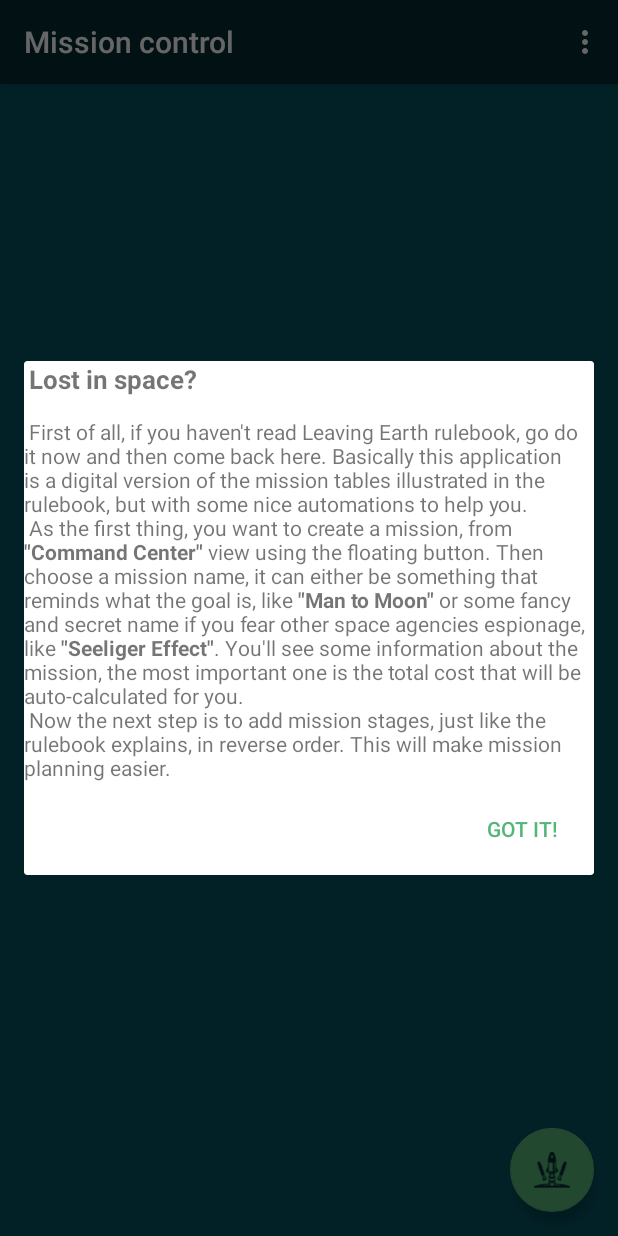
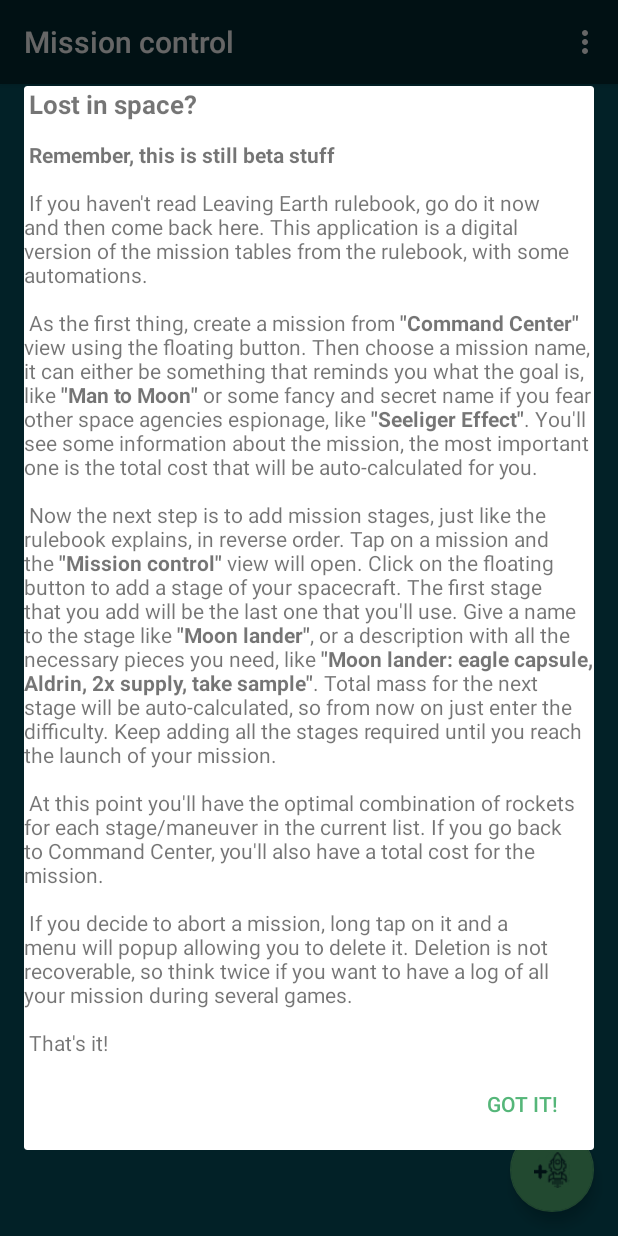
Before and after one commit to Need2Revolt/LEMP, an Android app: the MissionDetailsActivity screen opened directly, with no data from a screen before it, in the options menu, after a tap on "Huston, we have a problem!", on a phone screen of 412 x 824 dp. Run offline under Robolectric (Android 15) with nearby library versions, the phone set to English and light mode, and no system bars; libraries missing offline, so code that uses them is left out: org.greenrobot.greendao; 4 statements that could not run were skipped.

Commit message:
New Icons, New help text, about improvements
plus some other minor fixes...

```diff
--- a/app/src/main/res/layout/about_popup.xml
+++ b/app/src/main/res/layout/about_popup.xml
@@ -17,5 +17,5 @@
         android:id="@+id/imageView"
         android:layout_width="match_parent"
         android:layout_height="match_parent"
-        app:srcCompat="@mipmap/cmp" />
+        app:srcCompat="@drawable/carnospace_flag_small" />
 </LinearLayout>
--- a/app/src/main/res/layout/activity_mission_details.xml
+++ b/app/src/main/res/layout/activity_mission_details.xml
@@ -31,7 +31,6 @@
         android:layout_margin="@dimen/fab_margin"
         android:tint="@color/colorPrimaryDark"
         app:fabSize="normal"
-        android:scaleType="center"
-        app:srcCompat="@drawable/new_stage" />
+        app:srcCompat="@drawable/new_stage_2" />
 
 </android.support.design.widget.CoordinatorLayout>
--- a/app/src/main/res/layout/activity_missions_lister.xml
+++ b/app/src/main/res/layout/activity_missions_lister.xml
@@ -30,8 +30,7 @@
         android:layout_gravity="bottom|end"
         android:layout_margin="@dimen/fab_margin"
         android:tint="@color/colorPrimaryDark"
-        app:srcCompat="@drawable/new_mission"
         app:fabSize="normal"
-        android:scaleType="center" />
+        app:srcCompat="@drawable/new_mission_2" />
 
 </android.support.design.widget.CoordinatorLayout>
--- a/app/src/main/res/layout/help_popup.xml
+++ b/app/src/main/res/layout/help_popup.xml
@@ -5,11 +5,24 @@
     android:layout_width="match_parent"
     android:layout_height="match_parent"
     android:orientation="vertical"
+    app:layout_collapseMode="pin"
     app:layout_scrollFlags="scroll">
 
-    <TextView
-        android:id="@+id/helpTextView"
+    <android.support.v4.widget.NestedScrollView
         android:layout_width="match_parent"
-        android:layout_height="wrap_content"
-        android:text="@string/help_text" />
+        android:layout_height="match_parent">
+
+        <LinearLayout
+            android:layout_width="match_parent"
+            android:layout_height="wrap_content"
+            android:orientation="vertical" >
+
+            <TextView
+                android:id="@+id/helpTextView"
+                android:layout_width="match_parent"
+                android:layout_height="wrap_content"
+                android:text="@string/help_text" />
+        </LinearLayout>
+    </android.support.v4.widget.NestedScrollView>
+
 </LinearLayout>
--- a/app/src/main/res/values/strings.xml
+++ b/app/src/main/res/values/strings.xml
@@ -23,21 +23,44 @@
         <a href="https://github.com/Need2Revolt/LEMP">https://github.com/Need2Revolt/LEMP</a>\n
         <a href="https://bitbucket.org/Need2Revolt/lemp/">https://bitbucket.org/Need2Revolt/lemp/</a>\n
         \nAll Leaving Earth related stuffs are copyright of <a href="https://www.lumenaris.com/about.html">The Lumenaris Group inc.</a>\n
+        \nFAB icons made by <a href="http://www.flaticon.com/authors/eucalyp">Eucalyp</a>
+        and by <a href="http://www.flaticon.com/authors/smartline">Smartline</a>
+        from <a href="http://www.flaticon.com">www.flaticon.com</a>,  licensed
+        by <a href="http://creativecommons.org/licenses/by/3.0/">CC 3.0 BY</a>
         \n
-        \n</string>
+        \n
+    </string>
 
     <string name="help_text">
-        <big><b>Lost in space?</b></big>\n\n
-        First of all, if you haven\'t read Leaving Earth rulebook, go do it now and then come back
-        here. Basically this application is a digital version of the mission tables illustrated in
-        the rulebook, but with some nice automations to help you.\n
-        As the first thing, you want to create a mission, from <b>\"Command Center\"</b> view
-        using the floating button. Then choose a mission name, it can either be something that reminds
+        <big><b>Lost in space?</b></big>
+        \n\n
+        <b>Remember, this is still beta stuff</b>
+        \n\n
+        If you haven\'t read Leaving Earth rulebook, go do it now and then come back here. This application is a digital
+        version of the mission tables from the rulebook, with some automations.
+        \n\n
+        As the first thing, create a mission from <b>\"Command Center\"</b> view
+        using the floating button. Then choose a mission name, it can either be something that reminds you
         what the goal is, like <b>\"Man to Moon\"</b> or some fancy and secret name if you fear other space
         agencies espionage, like <b>\"Seeliger Effect\"</b>. You\'ll see some information about the mission,
-        the most important one is the total cost that will be auto-calculated for you.\n
+        the most important one is the total cost that will be auto-calculated for you.
+        \n\n
         Now the next step is to add mission stages, just like the rulebook explains, in reverse order.
-        This will make mission planning easier.
+        Tap on a mission and the <b>\"Mission control\"</b> view will open. Click on the floating
+        button to add a stage of your spacecraft. The first stage that you add will be the last one that
+        you\'ll use. Give a name to the stage like <b>\"Moon lander\"</b>, or a description with
+        all the necessary pieces you need, like <b>\"Moon lander: eagle capsule, Aldrin, 2x supply, take sample\"</b>.
+        Total mass for the next stage will be auto-calculated, so from now on just enter the difficulty.
+        Keep adding all the stages required until you reach the launch of your mission.
+        \n\n
+        At this point you\'ll have the optimal combination of rockets for each stage/maneuver in the current list.
+        If you go back to Command Center, you\'ll also have a total cost for the mission.
+        \n\n
+        If you decide to abort a mission, long tap on it and a menu will popup allowing you to delete it.
+        Deletion is not recoverable, so think twice if you want to have a log of all your mission during
+        several games.
+        \n\n
+        That\'s it!
 
     </string>
 </resources>
```
Also changed, not shown: app/src/main/res/drawable/carnospace_flag_small.png (added), app/src/main/res/drawable/carnosplash.png, app/src/main/res/drawable/new_mission_2.png (added), app/src/main/res/drawable/new_stage_2.png (added).
